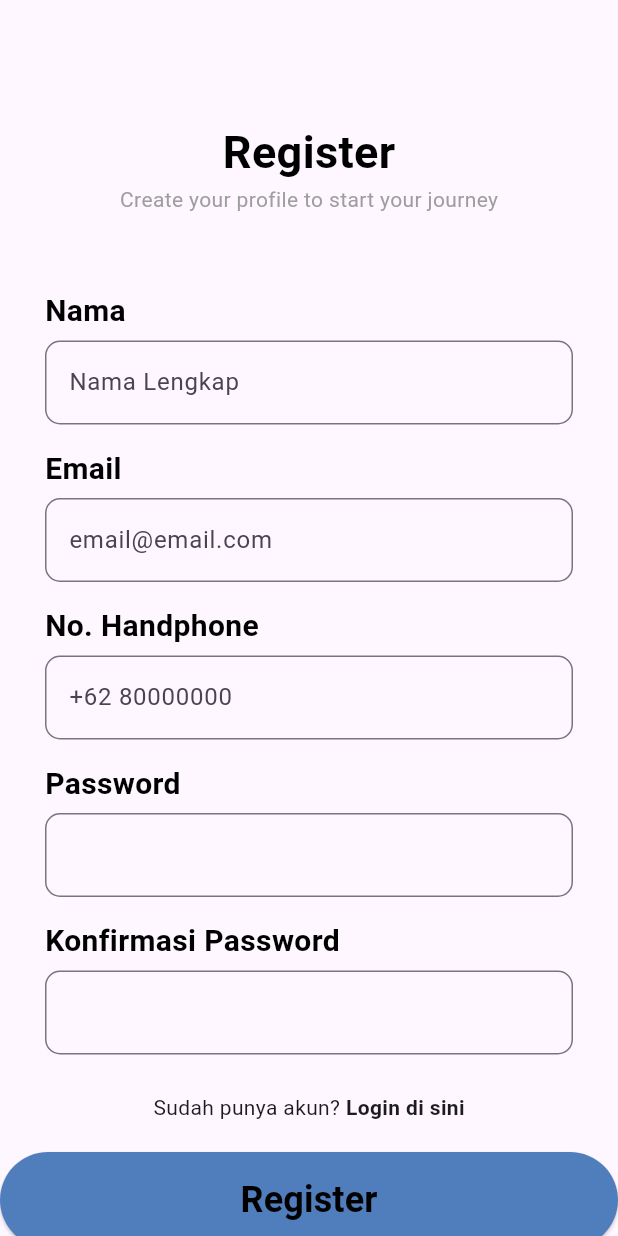
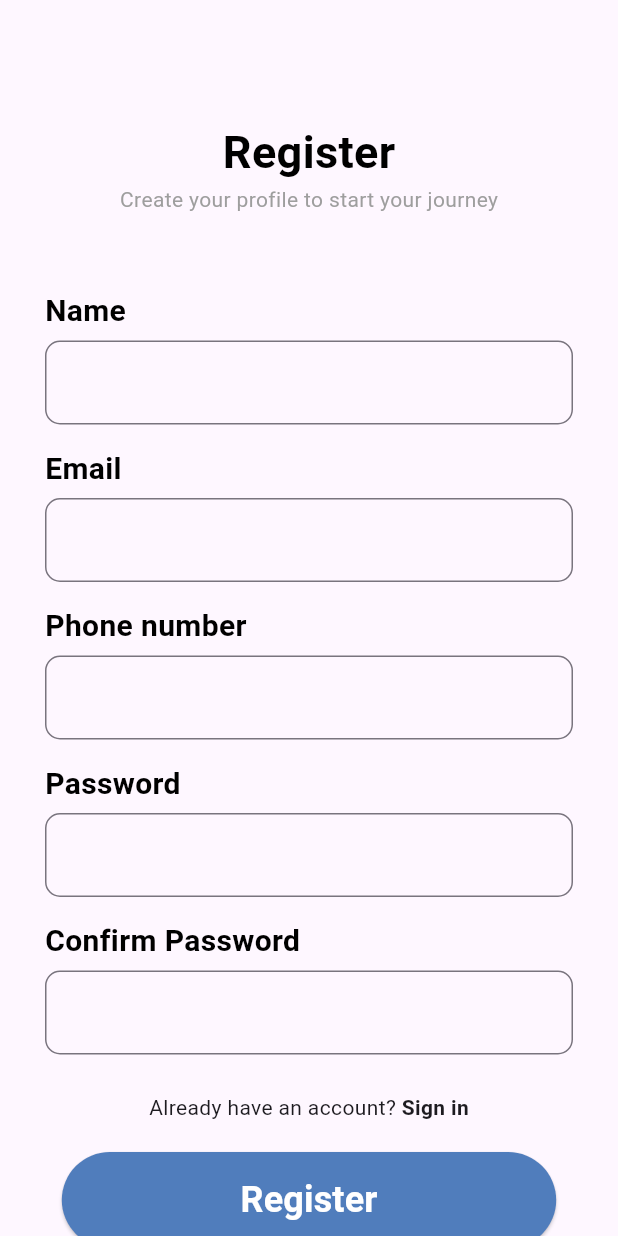
Before and after one commit to Ahnafudin/lapor_book_bk, a Flutter app: the RegisterPage screen opened by its route, on a phone screen of 412 x 824 dp. Run offline on Flutter 3.47's test engine with Material 3 defaults, Android fonts, the phone set to English and light mode, and no system bars; our stand-ins replace cloud_firestore, firebase_auth, firebase_core, firebase_storage, geolocator, image_picker; accounts and stored records are empty.

Commit message:
modified:   lib/components/list_item.dart modified:   lib/components/status_dialog.dart modified:   lib/components/styles.dart modified:   lib/main.dart modified:   lib/pages/AddFormPage.dart modified:   lib/pages/DetailPage.dart modified:   lib/pages/LoginPage.dart modified:   lib/pages/RegisterPage.dart modified:   lib/pages/SplashPage.dart modified:   lib/pages/dashboard/AllLaporan.dart modified:   lib/pages/dashboard/DashboardPage.dart modified:   lib/pages/dashboard/MyLaporan.dart modified:   lib/pages/dashboard/ProfilePage.dar

```diff
--- a/lib/components/styles.dart
+++ b/lib/components/styles.dart
@@ -8,7 +8,7 @@ var successColor = const Color(0xFF5CB85C); // Warna hijau
 var greyColor = const Color(0xFFAFAFAF); // Warna abu-abu
 
 TextStyle headerStyle({int level = 1, bool dark = true}) {
-  List<double> levelSize = [30, 24, 20];
+  List<double> levelSize = [30, 24, 20, 16, 12];
   return TextStyle(
     fontSize: levelSize[level - 1],
     fontWeight: FontWeight.bold,
--- a/lib/main.dart
+++ b/lib/main.dart
@@ -22,8 +22,8 @@ void main() async {
       '/login': (context) => const LoginPage(),
       '/register': (context) => const RegisterPage(),
       '/dashboard': (context) => const DashboardPage(),
-      '/add': (context) => AddFormPage(),
-      '/detail': (context) => DetailPage(),
+      '/add': (context) => const AddFormPage(),
+      '/detail': (context) => const DetailPage(),
     },
     // Hapus onGenerateRoute jika tidak diperlukan
     // onGenerateRoute: (settings) {...},
--- a/lib/pages/LoginPage.dart
+++ b/lib/pages/LoginPage.dart
@@ -80,8 +80,7 @@ class LoginPageState extends State<LoginPage> {
                                             email = value;
                                           }),
                                       validator: notEmptyValidator,
-                                      decoration: customInputDecoration(
-                                          "email@email.com"))),
+                                      decoration: customInputDecoration(""))),
                               InputLayout(
                                   'Password',
                                   TextFormField(
@@ -93,7 +92,8 @@ class LoginPageState extends State<LoginPage> {
                                       decoration: customInputDecoration(""))),
                               Container(
                                 margin: const EdgeInsets.only(top: 20),
-                                width: double.infinity,
+                                width: MediaQuery.of(context).size.width *
+                                    0.8, // Ukuran lebar button
                                 child: FilledButton(
                                     style: buttonStyle,
                                     child: Text('Login',
@@ -112,11 +112,11 @@ class LoginPageState extends State<LoginPage> {
                     Row(
                       mainAxisAlignment: MainAxisAlignment.center,
                       children: [
-                        const Text('Belum punya akun? '),
+                        const Text("Don't have an account? "),
                         InkWell(
                           onTap: () =>
                               Navigator.pushNamed(context, '/register'),
-                          child: const Text('Daftar di sini',
+                          child: const Text('Sign up',
                               style: TextStyle(fontWeight: FontWeight.bold)),
                         )
                       ],
--- a/lib/pages/RegisterPage.dart
+++ b/lib/pages/RegisterPage.dart
@@ -69,14 +69,13 @@ class _RegisterPageState extends State<RegisterPage> {
                   child: Column(
                     children: [
                       InputLayout(
-                          'Nama',
+                          'Name',
                           TextFormField(
                               onChanged: (String value) => setState(() {
                                     nama = value;
                                   }),
                               validator: notEmptyValidator,
-                              decoration:
-                                  customInputDecoration("Nama Lengkap"))),
+                              decoration: customInputDecoration(""))),
                       InputLayout(
                           'Email',
                           TextFormField(
@@ -84,17 +83,15 @@ class _RegisterPageState extends State<RegisterPage> {
                                     email = value;
                                   }),
                               validator: notEmptyValidator,
-                              decoration:
-                                  customInputDecoration("email@email.com"))),
+                              decoration: customInputDecoration(""))),
                       InputLayout(
-                          'No. Handphone',
+                          'Phone number',
                           TextFormField(
                               onChanged: (String value) => setState(() {
                                     noHP = value;
                                   }),
                               validator: notEmptyValidator,
-                              decoration:
-                                  customInputDecoration("+62 80000000"))),
+                              decoration: customInputDecoration(""))),
                       InputLayout(
                           'Password',
                           TextFormField(
@@ -103,7 +100,7 @@ class _RegisterPageState extends State<RegisterPage> {
                               obscureText: true,
                               decoration: customInputDecoration(""))),
                       InputLayout(
-                          'Konfirmasi Password',
+                          'Confirm Password',
                           TextFormField(
                               validator: (value) =>
                                   passConfirmationValidator(value, _password),
@@ -117,22 +114,24 @@ class _RegisterPageState extends State<RegisterPage> {
               Row(
                 mainAxisAlignment: MainAxisAlignment.center,
                 children: [
-                  const Text('Sudah punya akun? '),
+                  const Text('Already have an account? '),
                   InkWell(
                     onTap: () {
                       Navigator.pushNamed(context, '/login');
                     },
-                    child: const Text('Login di sini',
+                    child: const Text('Sign in',
                         style: TextStyle(fontWeight: FontWeight.bold)),
                   )
                 ],
               ),
               Container(
                 margin: const EdgeInsets.only(top: 20),
-                width: double.infinity,
+                width: MediaQuery.of(context).size.width *
+                    0.8, // Ukuran lebar button
                 child: ElevatedButton(
                   style: buttonStyle,
-                  child: Text('Register', style: headerStyle(level: 2)),
+                  child: Text('Register',
+                      style: headerStyle(level: 2, dark: false)),
                   onPressed: () {
                     if (_formKey.currentState!.validate()) {
                       showDialog(
--- a/lib/pages/SplashPage.dart
+++ b/lib/pages/SplashPage.dart
@@ -27,7 +27,6 @@ class _SplashPage extends State<SplashFull> {
 
     if (user != null) {
       Future.delayed(Duration.zero, () {
-        // buat dashboard terlebih dahulu, lalu hapus komen line code dibawah ini
         Navigator.pushReplacementNamed(context, '/dashboard');
       });
     } else {
@@ -42,7 +41,7 @@ class _SplashPage extends State<SplashFull> {
     return const MaterialApp(
         home: Scaffold(
       body: Center(
-        child: Text('Selamat datang di Aplikasi Laporan'),
+        child: Text('Welcome to Udin Lapor Book!!'),
       ),
     ));
   }
--- a/lib/pages/dashboard/MyLaporan.dart
+++ b/lib/pages/dashboard/MyLaporan.dart
@@ -1,8 +1,5 @@
-import 'package:cloud_firestore/cloud_firestore.dart';
 import 'package:flutter/material.dart';
-import 'package:lapor_book_bk/components/list_item.dart';
 import 'package:lapor_book_bk/models/akun.dart';
-import 'package:lapor_book_bk/models/laporan.dart';
 
 class MyLaporan extends StatefulWidget {
   const MyLaporan({super.key, required Akun akun});
@@ -14,7 +11,7 @@ class MyLaporan extends StatefulWidget {
 class _MyLaporanState extends State<MyLaporan> {
   @override
   Widget build(BuildContext context) {
-    return Center(
+    return const Center(
       child: Text('My Laporan'),
     );
   }
```
Also changed, not shown: lib/components/list_item.dart (+13 -91 lines), lib/components/status_dialog.dart (+5 -5 lines), lib/pages/AddFormPage.dart (+11 -8 lines), lib/pages/DetailPage.dart (+14 -14 lines), lib/pages/dashboard/AllLaporan.dart (+18 -9 lines), lib/pages/dashboard/DashboardPage.dart (+5 -5 lines), lib/pages/dashboard/ProfilePage.dart (+8 -8 lines).
